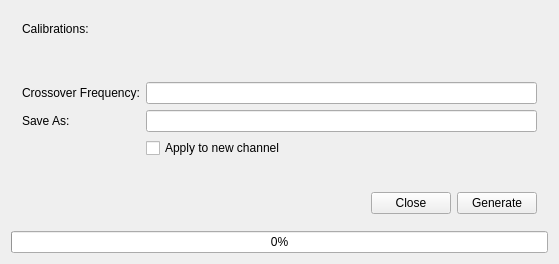
The window that Application/MainWindow.ui (Terrabits/JoinCal) describes before a commit, drawn with Qt 5.
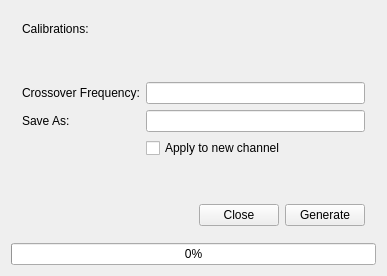
The same window after the commit. Icons and pictures are not drawn. Custom widgets are drawn as their Qt base class.

Diff of the .ui file:
```diff
--- a/Application/MainWindow.ui
+++ b/Application/MainWindow.ui
@@ -6,8 +6,8 @@
    <rect>
     <x>0</x>
     <y>0</y>
-    <width>559</width>
-    <height>248</height>
+    <width>387</width>
+    <height>276</height>
    </rect>
   </property>
   <property name="windowTitle">
```
